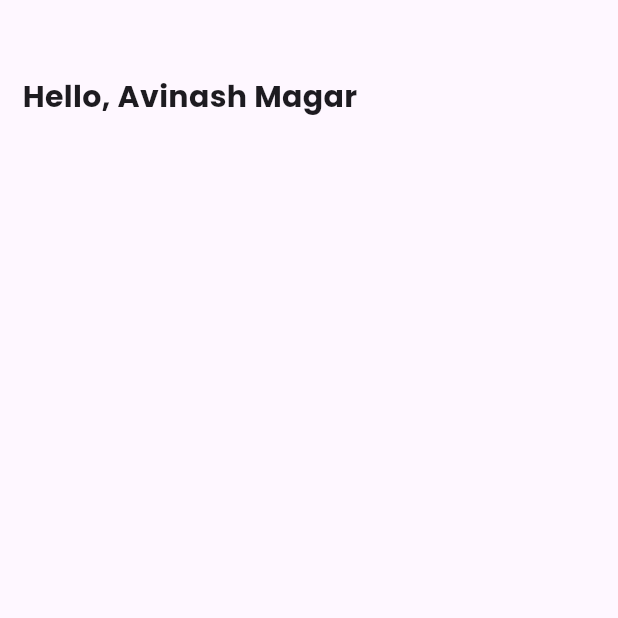
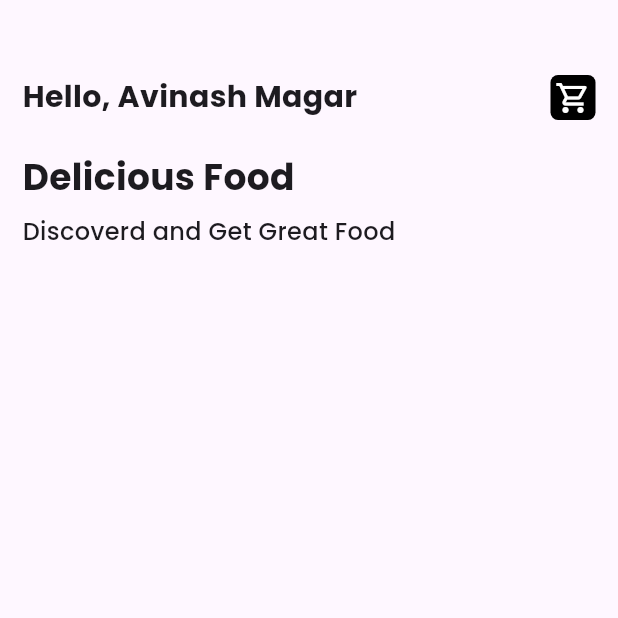
Before and after one commit to Avinash174/khana-khazana, a Flutter app: the screen it shows after launch, on a phone screen of 412 x 824 dp, the top half of it. Run offline on Flutter 3.47's test engine with Material 3 defaults, Android fonts, the phone set to English and light mode, and no system bars; our stand-ins replace google_fonts.

Commit message:
new changes done

```diff
--- a/lib/pages/home_page.dart
+++ b/lib/pages/home_page.dart
@@ -11,6 +11,8 @@ class HomePage extends StatefulWidget {
 class _HomePageState extends State<HomePage> {
   @override
   Widget build(BuildContext context) {
+    final height = MediaQuery.sizeOf(context).height * 1;
+    final width = MediaQuery.sizeOf(context).width * 1;
     return Scaffold(
       body: Container(
         margin: const EdgeInsets.only(
@@ -19,12 +21,50 @@ class _HomePageState extends State<HomePage> {
           right: 15.0,
         ),
         child: Column(
+          crossAxisAlignment: CrossAxisAlignment.start,
           children: [
+            Row(
+              mainAxisAlignment: MainAxisAlignment.spaceBetween,
+              children: [
+                Text(
+                  'Hello, Avinash Magar',
+                  style: GoogleFonts.poppins(
+                    fontSize: 20.0,
+                    fontWeight: FontWeight.bold,
+                  ),
+                ),
+                Container(
+                  padding: const EdgeInsets.all(3),
+                  alignment: Alignment.center,
+                  decoration: BoxDecoration(
+                    color: Colors.black,
+                    borderRadius: BorderRadius.circular(5),
+                  ),
+                  child: const Icon(
+                    Icons.shopping_cart_outlined,
+                    color: Colors.white,
+                  ),
+                ),
+              ],
+            ),
+            SizedBox(
+              height: height * .025,
+            ),
             Text(
-              'Hello, Avinash Magar',
+              'Delicious Food',
               style: GoogleFonts.poppins(
-                fontSize: 20.0,
+                fontSize: 24,
                 fontWeight: FontWeight.bold,
+              ),
+            ),
+            SizedBox(
+              height: height * .010,
+            ),
+            Text(
+              'Discoverd and Get Great Food',
+              style: GoogleFonts.poppins(
+                fontSize: 16,
+                fontWeight: FontWeight.w500,
               ),
             ),
           ],
--- a/pubspec.yaml
+++ b/pubspec.yaml
@@ -60,9 +60,9 @@ flutter:
   uses-material-design: true
 
   # To add assets to your application, add an assets section, like this:
-  # assets:
-  #   - images/a_dot_burr.jpeg
-  #   - images/a_dot_ham.jpeg
+  assets:
+    - assets/images/
+    - assets/icons/
 
   # An image asset can refer to one or more resolution-specific "variants", see
   # https://flutter.dev/assets-and-images/#resolution-aware
```
Also changed, not shown: assets/icons/icon_burger.jpeg (added).
